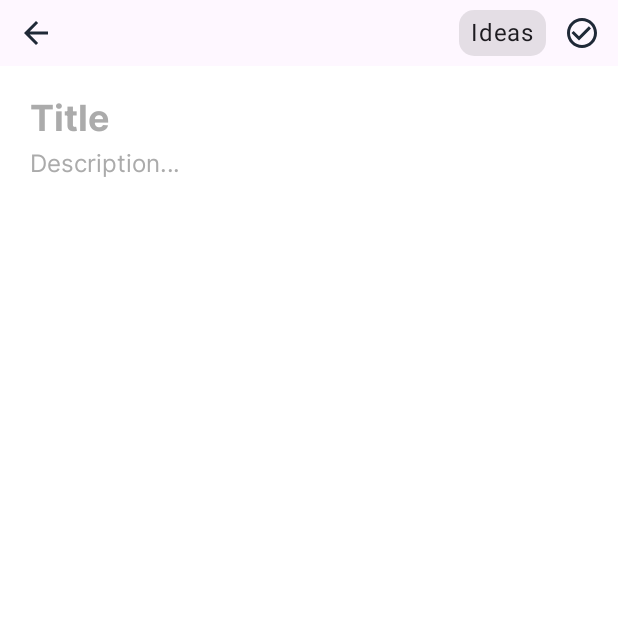
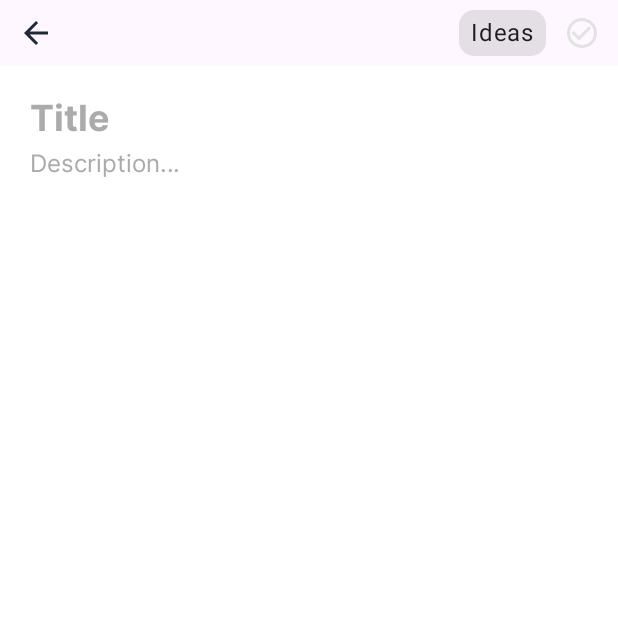
Before and after one commit to Ruzibekov/Think, an Android app built with Jetpack Compose: a screen of MainActivity opened through its navigation route, on a phone screen of 412 x 824 dp, the top half of it. Run offline under Robolectric (Android 15) with nearby library versions, the phone set to English and light mode, and no system bars; our stand-ins replace Room's generated code.

```diff
--- a/app/src/main/java/com/ruzibekov/think/ui/screens/components/base/BaseNoteDetailsScreenView.kt
+++ b/app/src/main/java/com/ruzibekov/think/ui/screens/components/base/BaseNoteDetailsScreenView.kt
@@ -6,6 +6,7 @@ import androidx.compose.foundation.layout.*
 import androidx.compose.foundation.shape.RoundedCornerShape
 import androidx.compose.material3.*
 import androidx.compose.runtime.Composable
+import androidx.compose.runtime.MutableState
 import androidx.compose.runtime.remember
 import androidx.compose.ui.Alignment
 import androidx.compose.ui.Modifier
@@ -37,8 +38,13 @@ object BaseNoteDetailsScreenView {
         state: MainState,
         listeners: MainListeners,
         onDone: () -> Unit,
-        onDeleteButton: Boolean = false
+        onDeleteButton: Boolean = false,
+        saveButtonIsActive: MutableState<Boolean>
     ) {
+        val focusManager = LocalFocusManager.current
+        val descFocusRequest = remember { FocusRequester() }
+
+
         Scaffold(
             topBar = {
                 Row(
@@ -77,16 +83,16 @@ object BaseNoteDetailsScreenView {
 
                     ItemIcon(
                         icon = ThinkIcon.Check,
-                        onClick = onDone,
-                        enabled = state.noteEditTitle.value.isNotBlank() &&
-                                state.noteEditDesc.value.isNotBlank()
+                        onClick = {
+                            onDone()
+                            focusManager.clearFocus()
+                            saveButtonIsActive.value = false
+                        },
+                        enabled = saveButtonIsActive.value
                     )
                 }
             }
         ) { pv ->
-            val focusManager = LocalFocusManager.current
-            val descFocusRequest = remember { FocusRequester() }
-
             Column(
                 modifier = Modifier
                     .fillMaxSize()
@@ -96,7 +102,10 @@ object BaseNoteDetailsScreenView {
             ) {
                 DetailsTextField.Default(
                     value = state.noteEditTitle.value,
-                    onValueChange = { state.noteEditTitle.value = it },
+                    onValueChange = {
+                        state.noteEditTitle.value = it
+                        saveButtonIsActive.value = checkIsActiveButton(state)
+                    },
                     labelRes = R.string.details_label_title,
                     textStyle = TextStyle(
                         fontFamily = Inter,
@@ -112,7 +121,10 @@ object BaseNoteDetailsScreenView {
 
                 DetailsTextField.Default(
                     value = state.noteEditDesc.value,
-                    onValueChange = { state.noteEditDesc.value = it },
+                    onValueChange = {
+                        state.noteEditDesc.value = it
+                        saveButtonIsActive.value = checkIsActiveButton(state)
+                    },
                     labelRes = R.string.details_label_description,
                     textStyle = TextStyle(
                         fontFamily = Inter,
@@ -128,10 +140,8 @@ object BaseNoteDetailsScreenView {
 
         if (state.showCategoryChangeDialog.value)
             CategoryChangeDialog.Default(state = state)
-
         else if (state.showWarningChangesInvalid.value)
             WarningChangingInvalidDialog.Default(state, listeners)
-
         else if (state.showDeletionWarningDialog.value)
             WarningDeletionDialog.Default(state, listeners)
     }
@@ -149,8 +159,12 @@ object BaseNoteDetailsScreenView {
             Icon(
                 painter = painterResource(icon),
                 contentDescription = "icon",
-                tint = MaterialTheme.colorScheme.tertiary,
+                tint = if (enabled) MaterialTheme.colorScheme.tertiary else ThinkColor.LightGray,
             )
         }
     }
+
+    private fun checkIsActiveButton(state: MainState): Boolean {
+        return state.noteEditTitle.value.isNotBlank() && state.noteEditDesc.value.isNotBlank()
+    }
 }
--- a/app/src/main/java/com/ruzibekov/think/ui/screens/details/DetailsScreenView.kt
+++ b/app/src/main/java/com/ruzibekov/think/ui/screens/details/DetailsScreenView.kt
@@ -1,6 +1,8 @@
 package com.ruzibekov.think.ui.screens.details
 
 import androidx.compose.runtime.Composable
+import androidx.compose.runtime.mutableStateOf
+import androidx.compose.runtime.remember
 import com.ruzibekov.domain.model.NoteData
 import com.ruzibekov.think.ui.screens.components.base.BaseNoteDetailsScreenView
 import com.ruzibekov.think.ui.screens.main.listeners.MainListeners
@@ -25,7 +27,8 @@ object DetailsScreenView {
                         )
                     )
                 },
-                onDeleteButton = true
+                onDeleteButton = true,
+                saveButtonIsActive = remember { mutableStateOf(false) }
             )
         }
     }
--- a/app/src/main/java/com/ruzibekov/think/ui/screens/new_note/NewNoteScreenView.kt
+++ b/app/src/main/java/com/ruzibekov/think/ui/screens/new_note/NewNoteScreenView.kt
@@ -1,6 +1,8 @@
 package com.ruzibekov.think.ui.screens.new_note
 
 import androidx.compose.runtime.Composable
+import androidx.compose.runtime.mutableStateOf
+import androidx.compose.runtime.remember
 import androidx.compose.ui.graphics.toArgb
 import com.ruzibekov.domain.model.NoteData
 import com.ruzibekov.think.ui.screens.components.base.BaseNoteDetailsScreenView
@@ -24,7 +26,8 @@ object NewNoteScreenView {
                         category = state.noteEditCategory.value
                     )
                 )
-            }
+            },
+            saveButtonIsActive = remember { mutableStateOf(false) }
         )
     }
 
--- a/app/src/main/res/values/strings.xml
+++ b/app/src/main/res/values/strings.xml
@@ -9,4 +9,6 @@
     <string name="warning">Warning</string>
     <string name="warning_changing_invalid_text">You want to undo all change?</string>
     <string name="warning_deletion_text">Want to delete a note?</string>
+    <string name="toast_note_created">Note successfully created</string>
+    <string name="toast_changes_saved">Changes saved</string>
 </resources>
```
Also changed, not shown: app/src/main/java/com/ruzibekov/think/ui/MainActivity.kt (+8 -2 lines), app/src/main/java/com/ruzibekov/think/ui/screens/components/CategoryChangeDialog.kt (+8 -1 lines), 1 other file.
